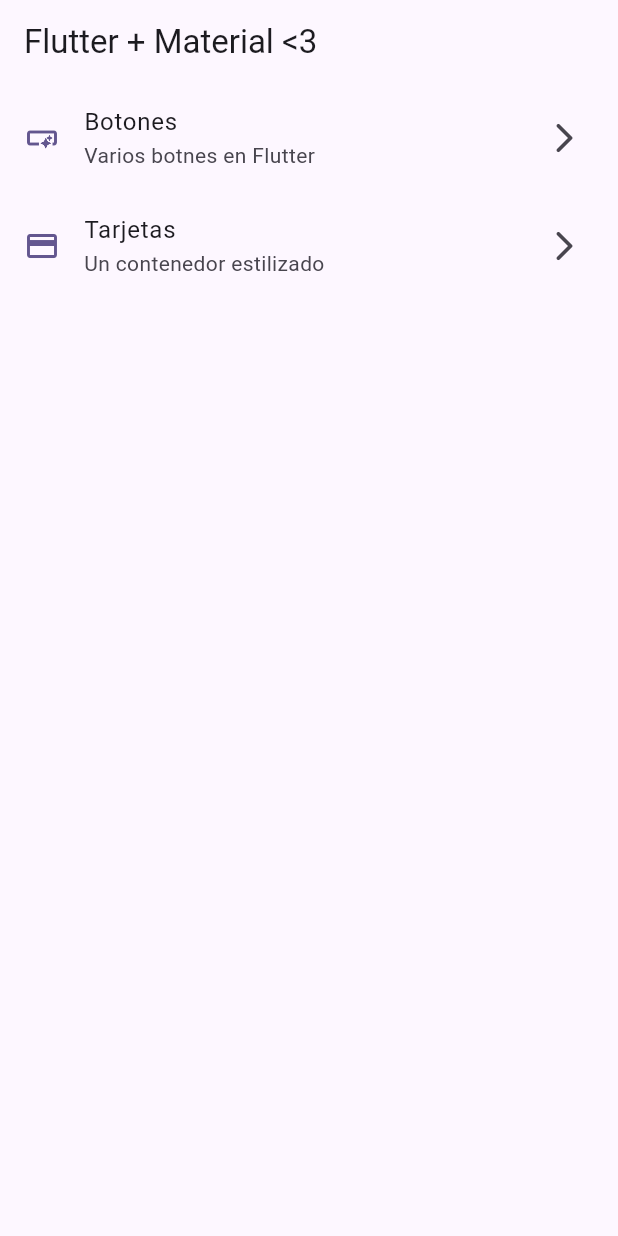
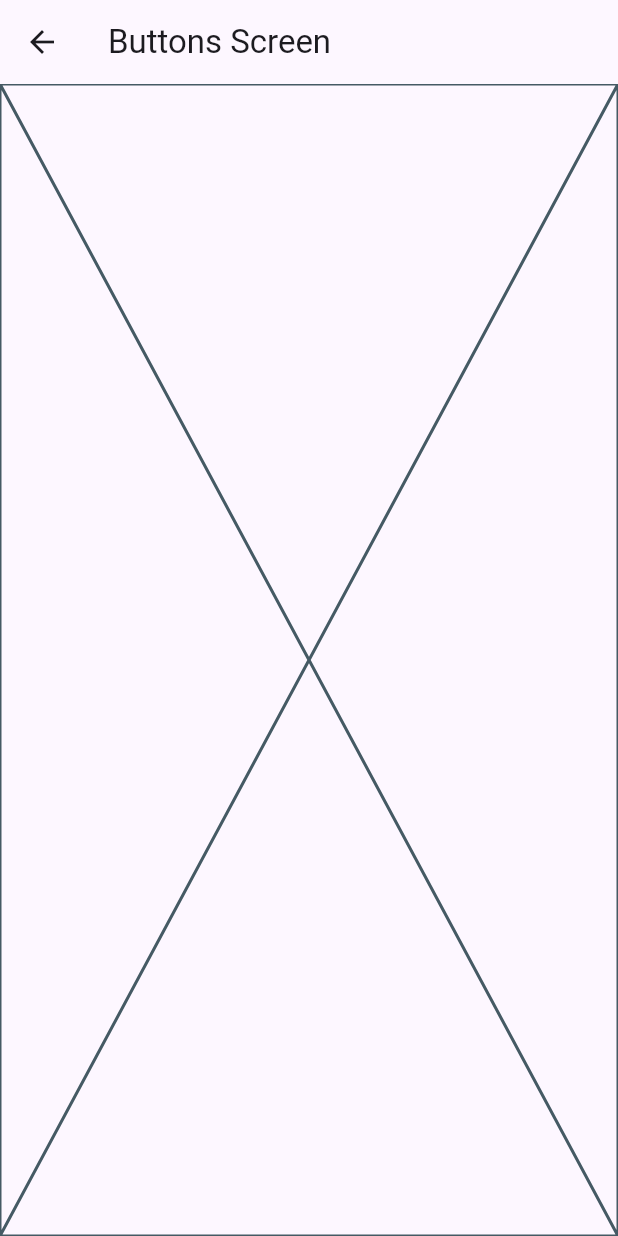
Before and after one commit to candelariadev/widgets_app, a Flutter app: the screen it shows after launch, after a tap on "Botones", on a phone screen of 412 x 824 dp. Run offline on Flutter 3.47's test engine with Material 3 defaults, Android fonts, the phone set to English and light mode, and no system bars.

```diff
--- a/lib/config/menu/menu_items.dart
+++ b/lib/config/menu/menu_items.dart
@@ -27,7 +27,7 @@ const appMenuItems = <MenuItem>[
 
     title: 'Tarjetas',
     subTitle: 'Un contenedor estilizado',
-    link: '/card',
+    link: '/cards',
     icon: Icons.credit_card
   ),
 ];
--- a/lib/main.dart
+++ b/lib/main.dart
@@ -1,5 +1,7 @@
 import 'package:flutter/material.dart';
 import 'package:widgets_app/config/theme/app_theme.dart';
+import 'package:widgets_app/presentation/screens/home/buttons/buttons_screen.dart';
+import 'package:widgets_app/presentation/screens/home/cards/cards_screen.dart';
 import 'package:widgets_app/presentation/screens/home/home_screen.dart';
 
 void main() {
@@ -15,6 +17,11 @@ class MainApp extends StatelessWidget {
       debugShowCheckedModeBanner: false,
       theme: AppTheme(selectedColor: 0).getTheme(),
       home: const HomeScreen(),
+      routes: {
+        '/buttons': (context) => ButtonsScreen(),
+        '/cards': (context) => CardsScreen(),
+
+      },
     );
   }
 }
--- /dev/null
+++ b/lib/presentation/screens/home/buttons/buttons_screen.dart
@@ -0,0 +1,16 @@
+import 'package:flutter/material.dart';
+
+class ButtonsScreen extends StatelessWidget {
+  const ButtonsScreen({super.key});
+
+  @override
+  Widget build(BuildContext context) {
+    return Scaffold(
+
+      appBar: AppBar(
+        title: const Text('Buttons Screen'),
+      ),
+      body: Placeholder(),
+    );
+  }
+}
--- a/lib/presentation/screens/home/home_screen.dart
+++ b/lib/presentation/screens/home/home_screen.dart
@@ -1,5 +1,6 @@
 import 'package:flutter/material.dart';
 import 'package:widgets_app/config/menu/menu_items.dart';
+import 'package:widgets_app/presentation/screens/home/buttons/buttons_screen.dart';
 
 class HomeScreen extends StatelessWidget {
   const HomeScreen({super.key});
@@ -7,14 +8,8 @@ class HomeScreen extends StatelessWidget {
   @override
   Widget build(BuildContext context) {
     return Scaffold(
-
-      appBar: AppBar(
-        title: const Text('Flutter + Material <3'),
-      ),
-      body: const _HomeView(
-      ),
-
-
+      appBar: AppBar(title: const Text('Flutter + Material <3')),
+      body: const _HomeView(),
     );
   }
 }
@@ -24,44 +19,38 @@ class _HomeView extends StatelessWidget {
 
   @override
   Widget build(BuildContext context) {
-
-
-
-
     return ListView.builder(
       itemCount: appMenuItems.length,
 
-      itemBuilder: (context, index){
+      itemBuilder: (context, index) {
         final menuItem = appMenuItems[index];
 
-
         return _CustomListTile(menuItem: menuItem);
-
       },
-      );
+    );
   }
 }
 
 class _CustomListTile extends StatelessWidget {
-  const _CustomListTile({
-    required this.menuItem,
-  });
+  const _CustomListTile({required this.menuItem});
 
   final MenuItem menuItem;
 
   @override
   Widget build(BuildContext context) {
-
     final colors = Theme.of(context).colorScheme;
 
     return ListTile(
       leading: Icon(menuItem.icon, color: colors.primary),
-      trailing:  Icon(Icons.arrow_forward_ios_rounded),
+      trailing: Icon(Icons.arrow_forward_ios_rounded),
       title: Text(menuItem.title),
       subtitle: Text(menuItem.subTitle),
-      onTap: (){
+      onTap: () {
+        // Navigator.of(context).push(
+        //   MaterialPageRoute<void>(builder: (context) => const ButtonsScreen()),
+        // );
 
-        //TODO: navegar a otra pantalla
+        Navigator.pushNamed(context, menuItem.link);
       },
     );
   }
```
Also changed, not shown: lib/presentation/screens/home/cards/cards_screen.dart (added, +17 -0 lines).
